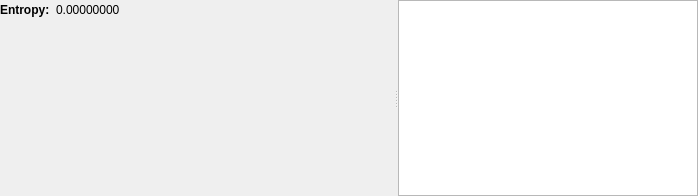
Qt form views/hexview/chartwidget/chartwidget.ui (PREF/PREF) before a commit.
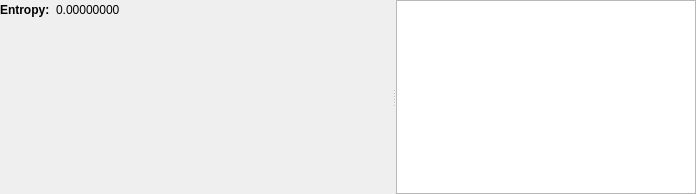
The same form after that commit. Custom widgets are drawn as their Qt base class.

The edit to the form file:
```diff
--- a/views/hexview/chartwidget/chartwidget.ui
+++ b/views/hexview/chartwidget/chartwidget.ui
@@ -6,8 +6,8 @@
    <rect>
     <x>0</x>
     <y>0</y>
-    <width>698</width>
-    <height>196</height>
+    <width>696</width>
+    <height>194</height>
    </rect>
   </property>
   <property name="windowTitle">
@@ -22,7 +22,7 @@
      <property name="orientation">
       <enum>Qt::Horizontal</enum>
      </property>
-     <widget class="QWidget" name="">
+     <widget class="QWidget" name="layoutWidget">
       <layout class="QVBoxLayout" name="verticalLayout" stretch="0,1">
        <item>
         <layout class="QHBoxLayout" name="horizontalLayout">
```
